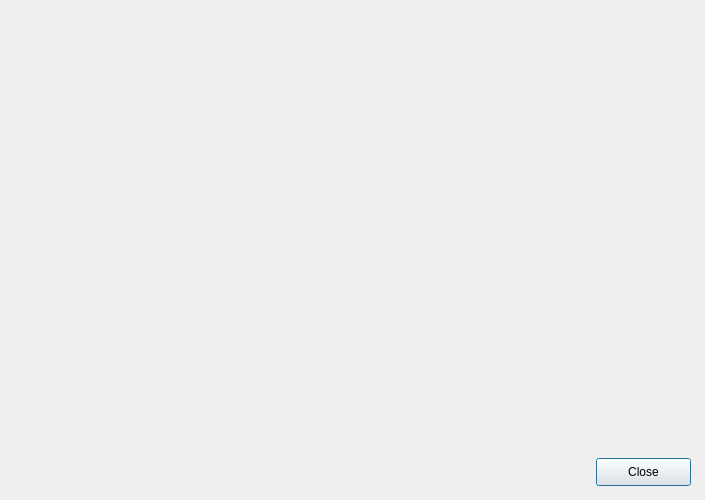
Old version of the form resources/qtdesigner_ui/plot_dialog.ui in the repository MZolot/ITMS.
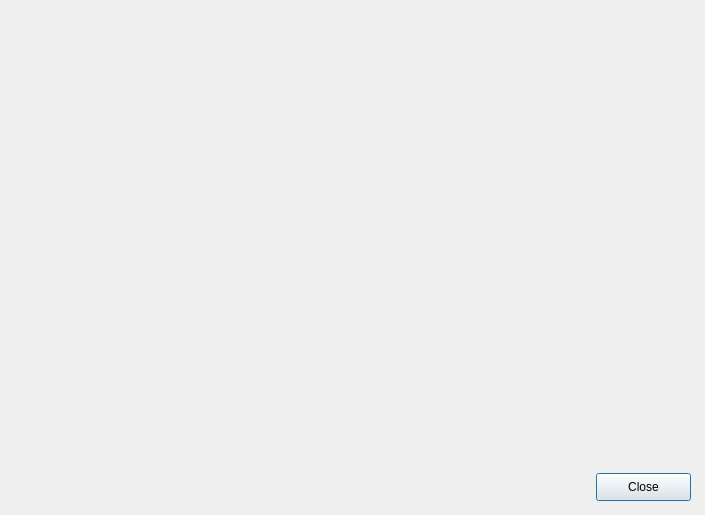
New version of the form.

Patch:
```diff
--- a/resources/qtdesigner_ui/plot_dialog.ui
+++ b/resources/qtdesigner_ui/plot_dialog.ui
@@ -7,7 +7,7 @@
     <x>0</x>
     <y>0</y>
     <width>705</width>
-    <height>500</height>
+    <height>515</height>
    </rect>
   </property>
   <property name="windowTitle">
```
